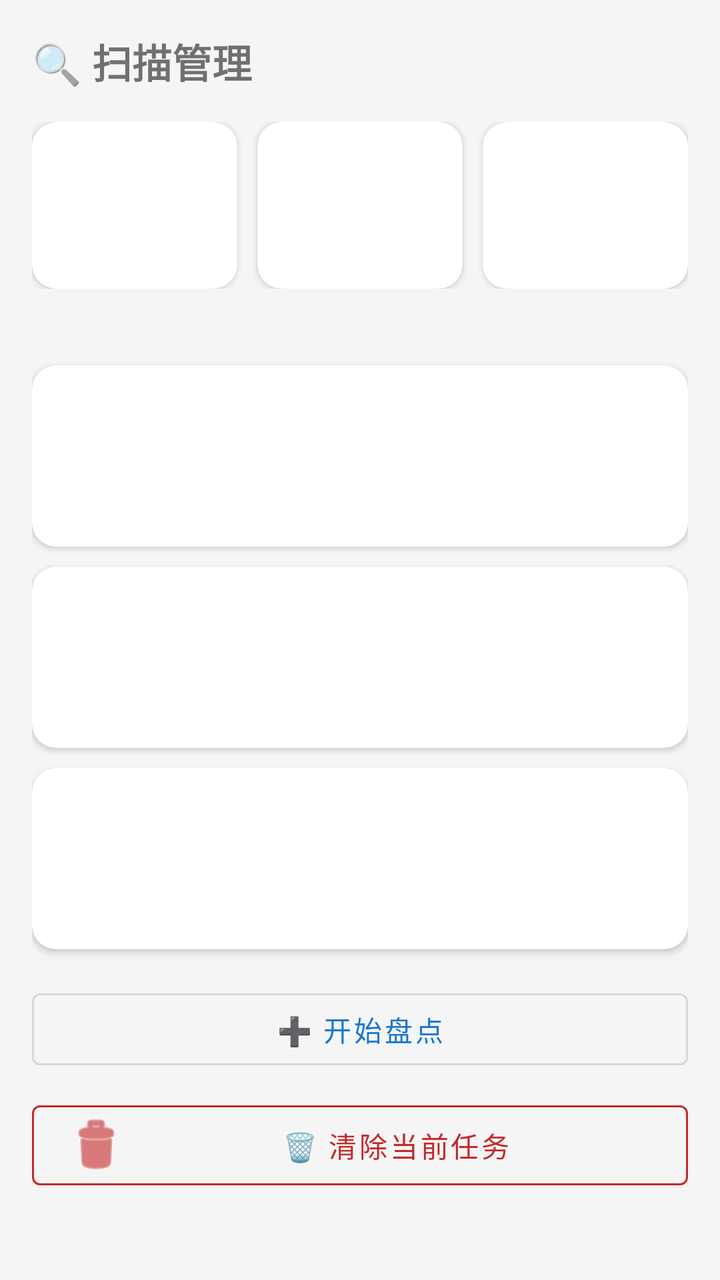
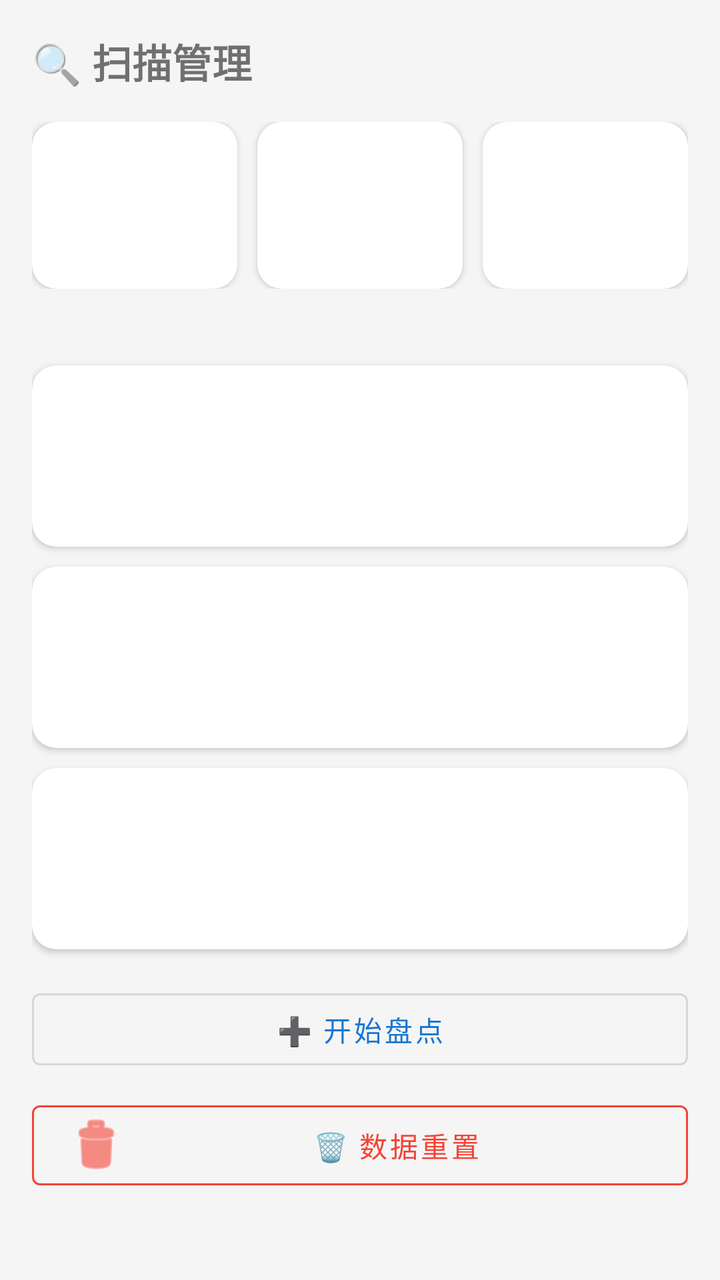

Two renders of the same Android screen: before a commit and after it. Below are the layout's source before the change and the commit's diff.
<!-- AndroidManifest.xml: application theme Theme.HuaxiaInventory -->
<!-- res/layout/fragment_scan.xml -->
<?xml version="1.0" encoding="utf-8"?>
<ScrollView
    xmlns:android="http://schemas.android.com/apk/res/android"
    xmlns:app="http://schemas.android.com/apk/res-auto"
    android:layout_width="match_parent"
    android:layout_height="match_parent"
    android:background="@color/bgSurface">

    <LinearLayout
        android:layout_width="match_parent"
        android:layout_height="wrap_content"
        android:orientation="vertical"
        android:padding="@dimen/cardPadding">

        <TextView
            android:layout_width="wrap_content"
            android:layout_height="wrap_content"
            android:layout_marginBottom="16dp"
            android:text="@string/scan_title"
            android:textSize="@dimen/textSizeTitle"
            android:textStyle="bold" />

        <LinearLayout
            android:layout_width="match_parent"
            android:layout_height="wrap_content"
            android:orientation="horizontal">

            <include
                android:id="@+id/inStockStat"
                layout="@layout/view_stat_card"
                android:layout_width="0dp"
                android:layout_height="wrap_content"
                android:layout_weight="1"
                android:layout_marginEnd="5dp" />

            <include
                android:id="@+id/scannedStat"
                layout="@layout/view_stat_card"
                android:layout_width="0dp"
                android:layout_height="wrap_content"
                android:layout_weight="1"
                android:layout_marginStart="5dp"
                android:layout_marginEnd="5dp" />

            <include
                android:id="@+id/anomalyStat"
                layout="@layout/view_stat_card"
                android:layout_width="0dp"
                android:layout_height="wrap_content"
                android:layout_weight="1"
                android:layout_marginStart="5dp" />
        </LinearLayout>

        <TextView
            android:id="@+id/deviceStatusTv"
            android:layout_width="wrap_content"
            android:layout_height="wrap_content"
            android:layout_marginTop="12dp"
            android:textSize="@dimen/textSizeLabel"
            android:textColor="@color/textHint" />

        <include
            android:id="@+id/inStockCard"
            layout="@layout/view_info_card" />

        <include
            android:id="@+id/checkedCard"
            layout="@layout/view_info_card" />

        <include
            android:id="@+id/recentResultCard"
            layout="@layout/view_info_card" />

        <com.google.android.material.button.MaterialButton
            android:id="@+id/scanBtn"
            style="@style/Widget.MaterialComponents.Button.OutlinedButton"
            android:layout_width="match_parent"
            android:layout_height="wrap_content"
            android:layout_marginTop="16dp"
            android:text="@string/scan_start_inventory" />

        <com.google.android.material.button.MaterialButton
            android:id="@+id/clearTaskBtn"
            style="@style/Widget.MaterialComponents.Button.OutlinedButton"
            android:layout_width="match_parent"
            android:layout_height="wrap_content"
            android:layout_marginTop="8dp"
            android:text="@string/scan_clear_task"
            android:textColor="@color/statusMissing"
            app:strokeColor="@color/statusMissing"
            app:icon="@android:drawable/ic_menu_delete"
            app:iconTint="@color/statusMissing" />
    </LinearLayout>
</ScrollView>
<!-- res/layout/view_stat_card.xml (included above) -->
<?xml version="1.0" encoding="utf-8"?>
<androidx.cardview.widget.CardView
    xmlns:android="http://schemas.android.com/apk/res/android"
    xmlns:app="http://schemas.android.com/apk/res-auto"
    android:layout_width="match_parent"
    android:layout_height="wrap_content"
    app:cardCornerRadius="@dimen/cardCornerRadius"
    app:cardElevation="@dimen/cardElevation"
    app:cardBackgroundColor="@color/cardCorner"
    android:clickable="true"
    android:focusable="true"
    android:foreground="?attr/selectableItemBackground">

    <LinearLayout
        android:layout_width="match_parent"
        android:layout_height="wrap_content"
        android:orientation="vertical"
        android:padding="14dp"
        android:gravity="center">

        <TextView
            android:id="@+id/statLabelTv"
            android:layout_width="wrap_content"
            android:layout_height="wrap_content"
            style="@style/Huaxia.StatLabel" />

        <TextView
            android:id="@+id/statNumberTv"
            android:layout_width="wrap_content"
            android:layout_height="wrap_content"
            android:layout_marginTop="4dp"
            style="@style/Huaxia.StatNumber" />

        <TextView
            android:id="@+id/statSubTv"
            android:layout_width="wrap_content"
            android:layout_height="wrap_content"
            android:layout_marginTop="2dp"
            android:visibility="gone"
            style="@style/Huaxia.StatSub" />
    </LinearLayout>
</androidx.cardview.widget.CardView>
<!-- res/layout/view_info_card.xml (included above) -->
<?xml version="1.0" encoding="utf-8"?>
<androidx.cardview.widget.CardView
    xmlns:android="http://schemas.android.com/apk/res/android"
    xmlns:app="http://schemas.android.com/apk/res-auto"
    android:layout_width="match_parent"
    android:layout_height="wrap_content"
    android:layout_marginTop="10dp"
    app:cardCornerRadius="@dimen/cardCornerRadius"
    app:cardElevation="@dimen/cardElevation"
    app:cardBackgroundColor="@color/cardCorner">

    <LinearLayout
        android:layout_width="match_parent"
        android:layout_height="wrap_content"
        android:orientation="vertical"
        android:padding="@dimen/cardPadding">

        <TextView
            android:id="@+id/infoTitleTv"
            android:layout_width="wrap_content"
            android:layout_height="wrap_content"
            android:textSize="16sp"
            android:textStyle="bold" />

        <TextView
            android:id="@+id/infoDescTv"
            android:layout_width="match_parent"
            android:layout_height="wrap_content"
            android:layout_marginTop="8dp"
            android:textSize="@dimen/textSizeBody"
            android:textColor="@color/textBody"
            android:lineSpacingExtra="2dp" />

        <TextView
            android:id="@+id/infoSubTv"
            android:layout_width="wrap_content"
            android:layout_height="wrap_content"
            android:layout_marginTop="8dp"
            android:textSize="13sp"
            android:textColor="@color/colorPrimary"
            android:visibility="gone" />

        <LinearLayout
            android:id="@+id/infoTagsContainer"
            android:layout_width="match_parent"
            android:layout_height="wrap_content"
            android:orientation="horizontal"
            android:layout_marginTop="10dp" />
    </LinearLayout>
</androidx.cardview.widget.CardView>
<!-- resources referenced by this layout -->
<resources>
  <color name="bgSurface">#F5F5F5</color>
  <color name="cardCorner">#FFFFFF</color>
  <color name="colorPrimary">#1976D2</color>
  <color name="statusMissing">#C62828</color>
  <color name="textBody">#666666</color>
  <color name="textHint">#888888</color>
  <dimen name="cardCornerRadius">12dp</dimen>
  <dimen name="cardElevation">2dp</dimen>
  <dimen name="cardPadding">16dp</dimen>
  <dimen name="textSizeBody">14sp</dimen>
  <dimen name="textSizeLabel">12sp</dimen>
  <dimen name="textSizeTitle">20sp</dimen>
  <string name="scan_clear_task">🗑 清除当前任务</string>
  <string name="scan_start_inventory">➕ 开始盘点</string>
  <string name="scan_title">🔍 扫描管理</string>
  <style name="Huaxia.StatLabel" parent="">
          <item name="android:textSize">@dimen/textSizeLabel</item>
          <item name="android:textColor">@color/textHint</item>
          <item name="android:gravity">center</item>
      </style>
  <style name="Huaxia.StatNumber" parent="">
          <item name="android:textSize">@dimen/statNumberSize</item>
          <item name="android:textStyle">bold</item>
          <item name="android:gravity">center</item>
      </style>
  <style name="Huaxia.StatSub" parent="">
          <item name="android:textSize">11sp</item>
          <item name="android:textColor">@color/textLightHint</item>
          <item name="android:gravity">center</item>
      </style>
  <style name="Theme.HuaxiaInventory" parent="Theme.MaterialComponents.DayNight.NoActionBar">
          <item name="colorPrimary">@color/colorPrimary</item>
          <item name="colorPrimaryDark">@color/colorPrimaryDark</item>
          <item name="colorAccent">@color/colorAccent</item>
          <item name="colorOnPrimary">@android:color/white</item>
          <item name="android:statusBarColor">@color/colorPrimary</item>
          <item name="android:windowLightStatusBar">false</item>
          <item name="toolbarStyle">@style/Huaxia.Toolbar</item>
      </style>
  <dimen name="statNumberSize">26sp</dimen>
  <color name="textLightHint">#AAAAAA</color>
  <color name="colorPrimaryDark">#0D47A1</color>
  <color name="colorAccent">#FF9800</color>
  <style name="Huaxia.Toolbar" parent="Widget.MaterialComponents.Toolbar.Primary">
          <item name="android:background">@color/colorPrimary</item>
          <item name="titleTextColor">@android:color/white</item>
          <item name="subtitleTextColor">@android:color/white</item>
          <item name="android:elevation">4dp</item>
      </style>
</resources>

<!-- the commit's change to res/layout/fragment_scan.xml (unified diff, before → after) -->
@@ -86,10 +86,10 @@
             android:layout_height="wrap_content"
             android:layout_marginTop="8dp"
             android:text="@string/scan_clear_task"
-            android:textColor="@color/statusMissing"
-            app:strokeColor="@color/statusMissing"
+            android:textColor="@color/colorReset"
+            app:strokeColor="@color/colorReset"
             app:icon="@android:drawable/ic_menu_delete"
-            app:iconTint="@color/statusMissing" />
+            app:iconTint="@color/colorReset" />
     </LinearLayout>
 </ScrollView>
 <!-- res/layout/view_stat_card.xml (included above) -->
<!-- resource entries referenced after the edit -->
@@ -3,7 +3,7 @@
   <color name="bgSurface">#F5F5F5</color>
   <color name="cardCorner">#FFFFFF</color>
   <color name="colorPrimary">#1976D2</color>
-  <color name="statusMissing">#C62828</color>
+  <color name="colorReset">#F44336</color>
   <color name="textBody">#666666</color>
   <color name="textHint">#888888</color>
   <dimen name="cardCornerRadius">12dp</dimen>
@@ -12,7 +12,7 @@
   <dimen name="textSizeBody">14sp</dimen>
   <dimen name="textSizeLabel">12sp</dimen>
   <dimen name="textSizeTitle">20sp</dimen>
-  <string name="scan_clear_task">🗑 清除当前任务</string>
+  <string name="scan_clear_task">🗑️ 数据重置</string>
   <string name="scan_start_inventory">➕ 开始盘点</string>
   <string name="scan_title">🔍 扫描管理</string>
   <style name="Huaxia.StatLabel" parent="">
